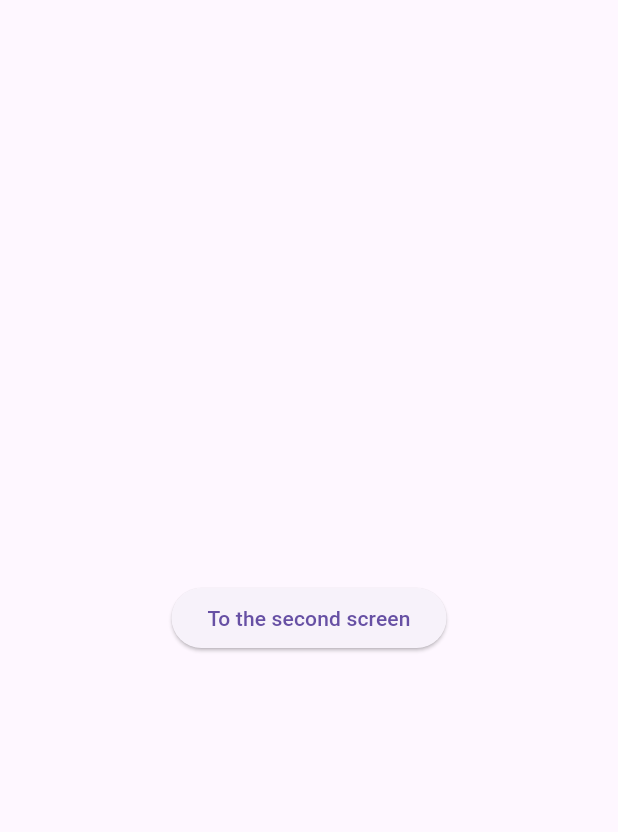
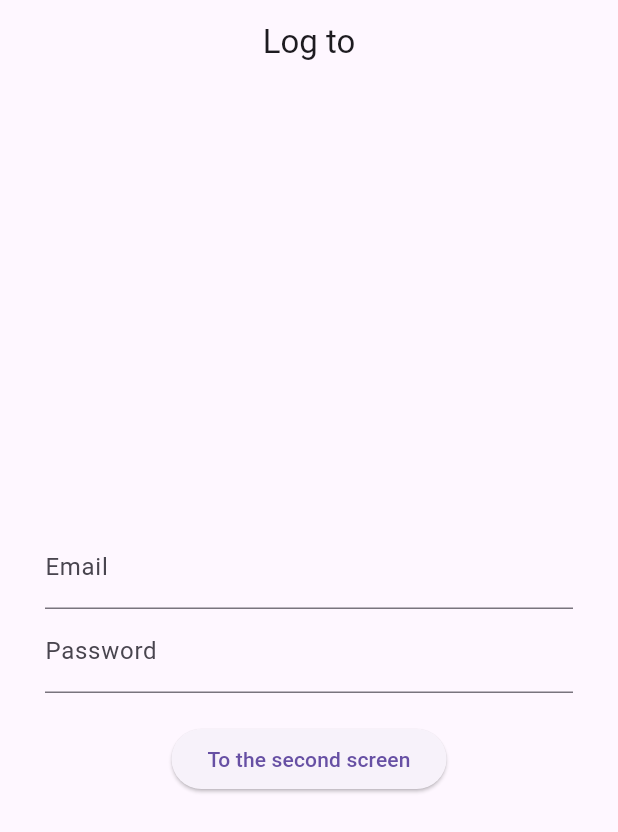
Before and after one commit to Polinaphlej02/market_task, a Flutter app: the screen it shows after launch, on a phone screen of 412 x 824 dp. Shown: the top 832 px of the screen. Run offline on Flutter 3.47's test engine with Material 3 defaults, Android fonts, the phone set to English and light mode, and no system bars; our stand-ins replace go_router.

Commit message:
Added simple textfields

```diff
--- a/lib/theme/styles.dart
+++ b/lib/theme/styles.dart
@@ -2,6 +2,5 @@ import 'package:flutter/material.dart';
 import 'package:market_task/theme/consts.dart';
 
 ThemeData marketTheme() => ThemeData(
-  primaryColor: MarketColors.main,
-  navigationBarTheme: const NavigationBarThemeData(backgroundColor: MarketColors.navigation)
+  primaryColor: MarketColors.navigation,
 );
--- a/lib/ui/auth/auth_screen.dart
+++ b/lib/ui/auth/auth_screen.dart
@@ -1,5 +1,5 @@
 import 'package:flutter/material.dart';
-import 'package:go_router/go_router.dart';
+import 'package:market_task/ui/auth/auth_widget.dart';
 
 class AuthScreen extends StatelessWidget {
   const AuthScreen({super.key});
@@ -7,9 +7,16 @@ class AuthScreen extends StatelessWidget {
   @override
   Widget build(BuildContext context) {
     return Scaffold(
+      appBar: AppBar(
+        title: const Text("Log to"),
+        centerTitle: true,
+      ),
       body: Center(
-        child: ElevatedButton(onPressed: () => context.go('/profile'), child: Text("To the second screen")),
-      ),
+        child: Container(
+          padding: EdgeInsets.symmetric(horizontal: 30),
+          child: const AuthWidget(),
+        ),
+      )
     );
   }
 }
--- /dev/null
+++ b/lib/ui/auth/auth_widget.dart
@@ -0,0 +1,32 @@
+import 'package:flutter/material.dart';
+import 'package:go_router/go_router.dart';
+
+class AuthWidget extends StatefulWidget {
+  const AuthWidget({super.key});
+
+  @override
+  State<AuthWidget> createState() => _AuthWidgetState();
+}
+
+class _AuthWidgetState extends State<AuthWidget> {
+  @override
+  Widget build(BuildContext context) {
+    return Column(
+          mainAxisSize: MainAxisSize.min,
+          children: [
+            const TextField(
+              decoration: InputDecoration(
+                labelText: "Email",
+              ),
+            ),
+            const TextField(
+              decoration: InputDecoration(
+                labelText: "Password",
+              ),
+            ),
+             const SizedBox(height: 20),
+             ElevatedButton(onPressed: () => context.go('/profile'), child: const Text("To the second screen")),
+          ],
+        );
+  }
+}
```
Also changed, not shown: lib/ui/navigation/routing.dart (+0 -17 lines).
